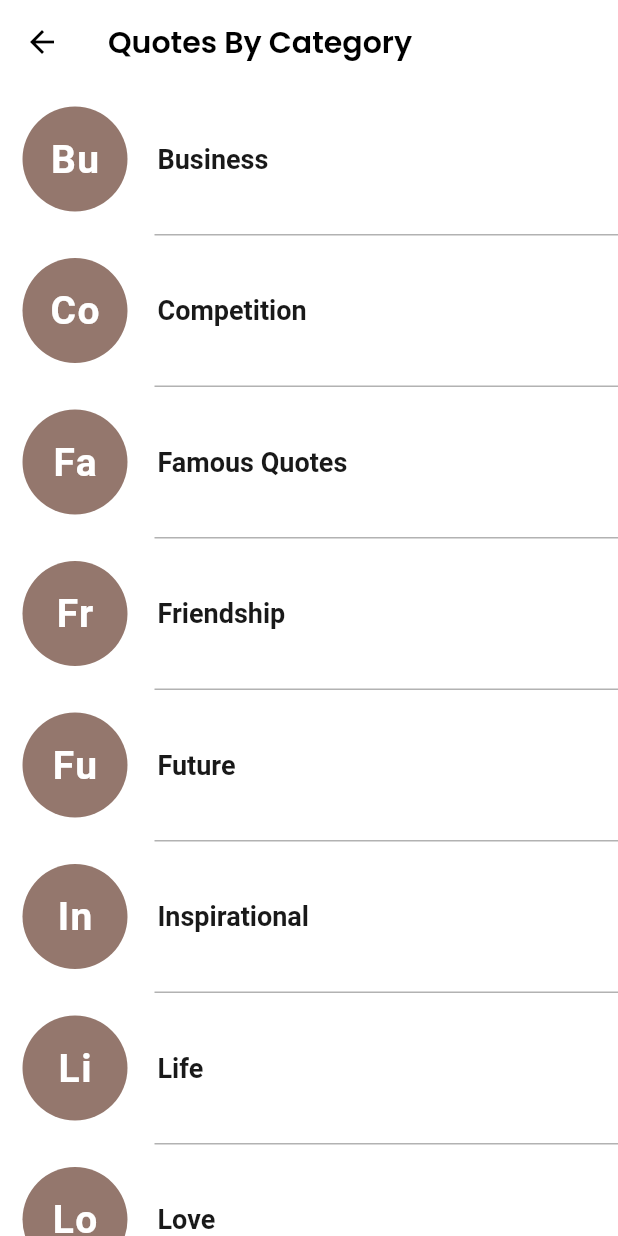
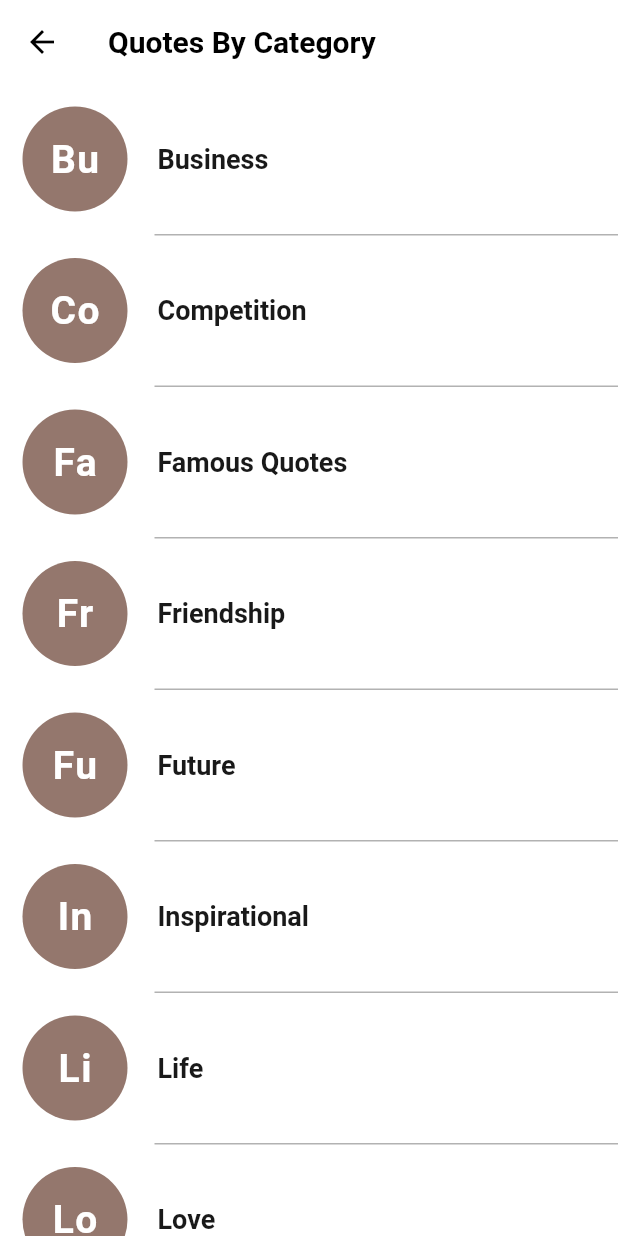
Before and after one commit to hemaxiSodvadiya/Life_Quotes_and_Sayings, a Flutter app: the DrawerListTopicAndAuthor screen opened by its route, on a phone screen of 412 x 824 dp. Run offline on Flutter 3.47's test engine with Material 2 defaults, Android fonts, the phone set to English and light mode, and no system bars; our stand-ins replace carousel_slider, google_fonts, screenshot, share_plus, shared_preferences, sqflite; accounts and stored records are empty; network calls fail.

Commit message:
Update drawer_List_Page.dart

```diff
--- a/lib/screens/drawer_List_Page.dart
+++ b/lib/screens/drawer_List_Page.dart
@@ -1,20 +1,17 @@
 import 'dart:math';
 import 'package:flutter/material.dart';
-import 'package:google_fonts/google_fonts.dart';
 
 import '../global/global.dart';
-
 
 class DrawerListTopicAndAuthor extends StatefulWidget {
   const DrawerListTopicAndAuthor({Key? key}) : super(key: key);
 
   @override
-  State<DrawerListTopicAndAuthor> createState() => _DrawerListTopicAndAuthorState();
+  State<DrawerListTopicAndAuthor> createState() =>
+      _DrawerListTopicAndAuthorState();
 }
 
 class _DrawerListTopicAndAuthorState extends State<DrawerListTopicAndAuthor> {
-
-
   @override
   Widget build(BuildContext context) {
     return Scaffold(
@@ -30,7 +27,7 @@ class _DrawerListTopicAndAuthorState extends State<DrawerListTopicAndAuthor> {
         elevation: 0,
         title: Text(
           "Quotes By ${(Global.isAuthorCategory) ? "Author" : "Category"}",
-          style: GoogleFonts.poppins(
+          style: TextStyle(
             color: Colors.black,
             fontWeight: FontWeight.w600,
           ),
@@ -71,7 +68,8 @@ class _DrawerListTopicAndAuthorState extends State<DrawerListTopicAndAuthor> {
                             fontSize: 26,
                             fontWeight: FontWeight.w600,
                             color: Colors.white,
-                            letterSpacing: 1,                          ),
+                            letterSpacing: 1,
+                          ),
                         ),
                       ),
                       const SizedBox(width: 20),
```
